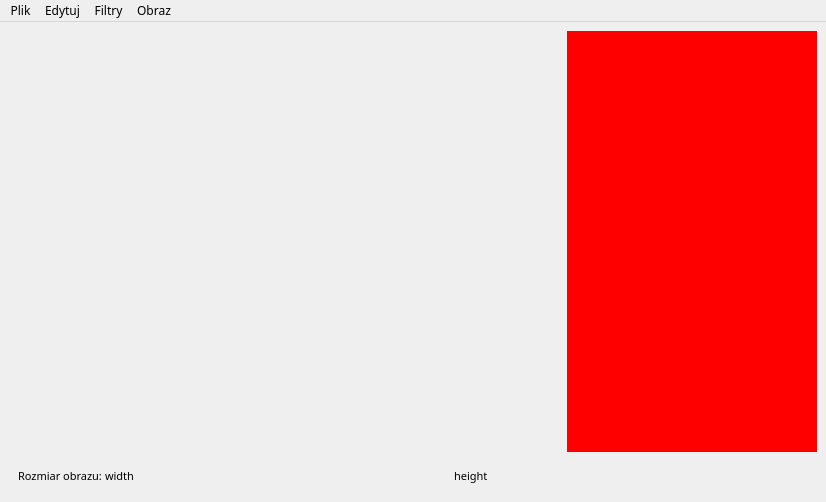
Before: the Qt Designer form src/uis/MainWindowX.ui in A1rWaxta/RasterShop, drawn with Qt 5.
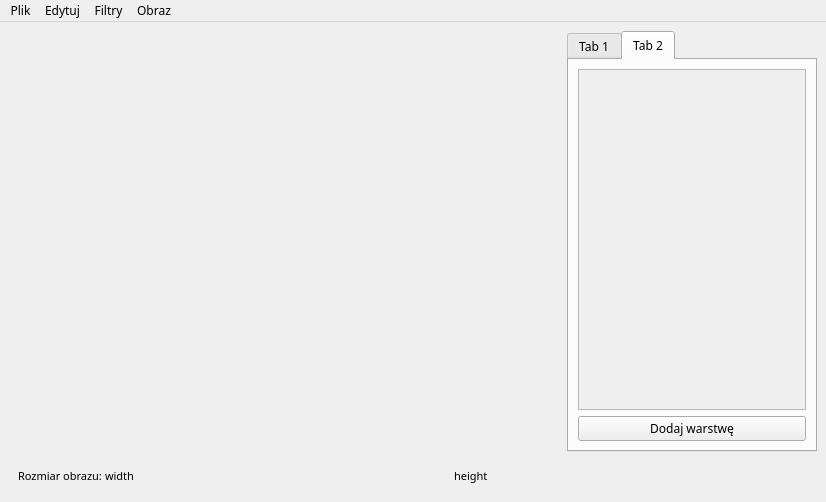
After: the same form once the commit is applied. Custom widgets are drawn as their Qt base class.

Commit message: Layer system works pretty well. User can add new layers.

Patch:
```diff
--- a/src/uis/MainWindowX.ui
+++ b/src/uis/MainWindowX.ui
@@ -38,22 +38,22 @@
   </property>
   <widget class="QWidget" name="centralwidget">
    <layout class="QGridLayout" name="gridLayout">
-    <item row="0" column="2">
-     <widget class="QWidget" name="rightBar" native="true">
+    <item row="0" column="0">
+     <widget class="ToolBar" name="toolBar" native="true">
       <property name="minimumSize">
        <size>
-        <width>250</width>
+        <width>70</width>
         <height>0</height>
        </size>
       </property>
       <property name="maximumSize">
        <size>
-        <width>250</width>
+        <width>70</width>
         <height>16777215</height>
        </size>
       </property>
       <property name="styleSheet">
-       <string notr="true">background-color: red;</string>
+       <string notr="true"/>
       </property>
      </widget>
     </item>
@@ -149,26 +149,80 @@
       </property>
      </widget>
     </item>
-    <item row="0" column="0">
-     <widget class="ToolBar" name="toolBar" native="true">
+    <item row="0" column="2">
+     <widget class="QTabWidget" name="tabWidget">
       <property name="minimumSize">
        <size>
-        <width>70</width>
+        <width>250</width>
         <height>0</height>
        </size>
       </property>
       <property name="maximumSize">
        <size>
-        <width>70</width>
+        <width>250</width>
         <height>16777215</height>
        </size>
       </property>
       <property name="autoFillBackground">
        <bool>false</bool>
       </property>
-      <property name="styleSheet">
-       <string notr="true"/>
-      </property>
+      <widget class="QWidget" name="tab_3">
+       <attribute name="title">
+        <string>Tab 1</string>
+       </attribute>
+      </widget>
+      <widget class="QWidget" name="layersTab">
+       <attribute name="title">
+        <string>Tab 2</string>
+       </attribute>
+       <layout class="QGridLayout" name="gridLayout_4">
+        <item row="1" column="0">
+         <layout class="QHBoxLayout" name="horizontalLayout_2">
+          <item>
+           <widget class="QPushButton" name="addLayerButton">
+            <property name="text">
+             <string>Dodaj warstwę</string>
+            </property>
+           </widget>
+          </item>
+         </layout>
+        </item>
+        <item row="0" column="0">
+         <widget class="QScrollArea" name="scrollArea">
+          <property name="widgetResizable">
+           <bool>true</bool>
+          </property>
+          <widget class="QWidget" name="scrollAreaWidgetContents">
+           <property name="geometry">
+            <rect>
+             <x>0</x>
+             <y>0</y>
+             <width>226</width>
+             <height>322</height>
+            </rect>
+           </property>
+           <layout class="QGridLayout" name="gridLayout_5">
+            <property name="leftMargin">
+             <number>0</number>
+            </property>
+            <property name="topMargin">
+             <number>0</number>
+            </property>
+            <property name="rightMargin">
+             <number>0</number>
+            </property>
+            <property name="bottomMargin">
+             <number>0</number>
+            </property>
+            <item row="0" column="0">
+             <layout class="QGridLayout" name="layerPreviewLayout"/>
+            </item>
+           </layout>
+          </widget>
+         </widget>
+        </item>
+       </layout>
+      </widget>
      </widget>
     </item>
    </layout>
```
Left out of the diff: 7 changed lines with no effect on the pictures. The commit also changes 9 other files.
